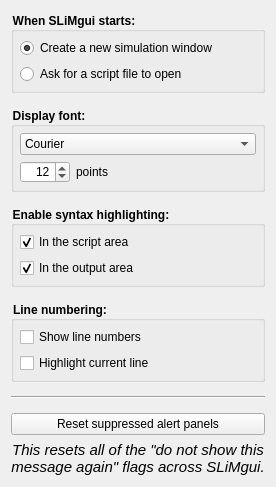
Before: the Qt Designer form QtSLiM/QtSLiMPreferences.ui in MesserLab/SLiM, drawn with Qt 5.
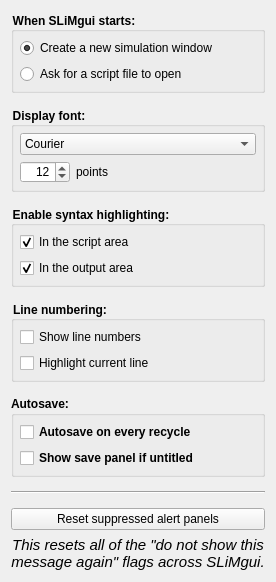
After: the same form once the commit is applied.

Commit message: add autosave option to SLiMgui

What changed in the file:
```diff
--- a/QtSLiM/QtSLiMPreferences.ui
+++ b/QtSLiM/QtSLiMPreferences.ui
@@ -7,7 +7,7 @@
     <x>0</x>
     <y>0</y>
     <width>282</width>
-    <height>445</height>
+    <height>528</height>
    </rect>
   </property>
   <property name="windowTitle">
@@ -334,6 +334,72 @@
      </property>
     </spacer>
    </item>
+   <item>
+    <widget class="QGroupBox" name="autosaveGroup">
+     <property name="sizePolicy">
+      <sizepolicy hsizetype="Minimum" vsizetype="Minimum">
+       <horstretch>0</horstretch>
+       <verstretch>0</verstretch>
+      </sizepolicy>
+     </property>
+     <property name="font">
+      <font>
+       <weight>75</weight>
+       <bold>true</bold>
+      </font>
+     </property>
+     <property name="title">
+      <string>Autosave:</string>
+     </property>
+     <layout class="QVBoxLayout" name="verticalLayout_6">
+      <property name="spacing">
+       <number>6</number>
+      </property>
+      <property name="leftMargin">
+       <number>6</number>
+      </property>
+      <property name="topMargin">
+       <number>6</number>
+      </property>
+      <property name="rightMargin">
+       <number>6</number>
+      </property>
+      <property name="bottomMargin">
+       <number>6</number>
+      </property>
+      <item>
+       <widget class="QCheckBox" name="autosaveOnRecycle">
+        <property name="text">
+         <string>Autosave on every recycle</string>
+        </property>
+       </widget>
+      </item>
+      <item>
+       <widget class="QCheckBox" name="showSaveIfUntitled">
+        <property name="text">
+         <string>Show save panel if untitled</string>
+        </property>
+       </widget>
+      </item>
+     </layout>
+    </widget>
+   </item>
+   <item>
+    <spacer name="verticalSpacer_6">
+     <property name="orientation">
+      <enum>Qt::Vertical</enum>
+     </property>
+     <property name="sizeType">
+      <enum>QSizePolicy::Fixed</enum>
+     </property>
+     <property name="sizeHint" stdset="0">
+      <size>
+       <width>20</width>
+       <height>8</height>
+      </size>
+     </property>
+    </spacer>
+   </item>
    <item>
     <widget class="Line" name="line">
      <property name="orientation">
```
The commit also changes 4 other files.
